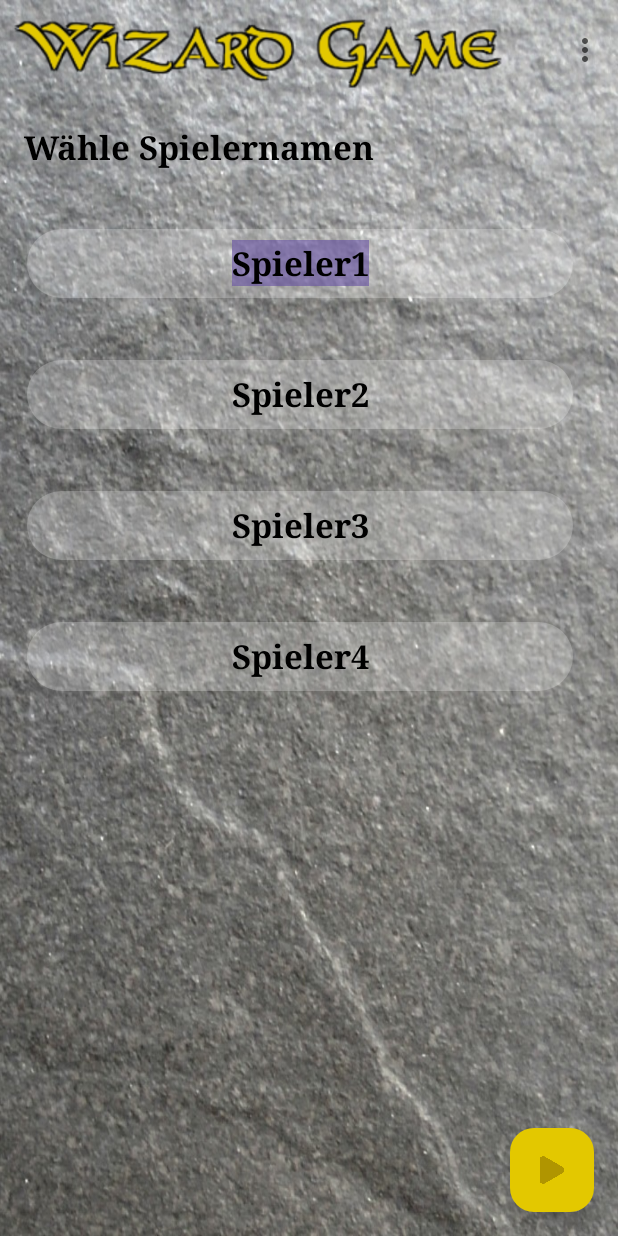
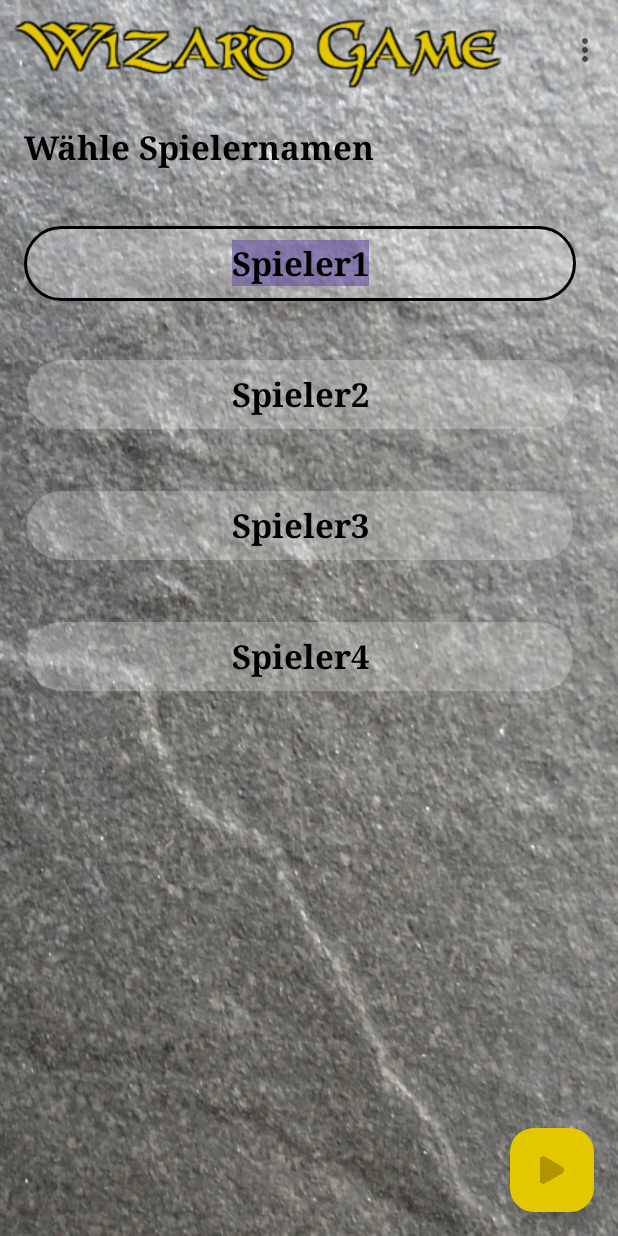
Before and after one commit to SBaumert248/Wizard_Card_Game_Calculator, an Android app: the screen it shows after launch (MainActivity), on a phone screen of 412 x 824 dp. Run offline under Robolectric (Android 15) with nearby library versions, the phone set to English and light mode, and no system bars; our stand-ins replace navigation-ui.

Commit message:
Improvement of user control NEW - Focus Border becomes visible when an input field gets the focus NEW - The focus of the input fields is passed through column by column, i.e. after the last element the first one is selected again

```diff
--- a/app/src/main/java/com/example/Wizard_Helper_v2/View/FirstFragment.java
+++ b/app/src/main/java/com/example/Wizard_Helper_v2/View/FirstFragment.java
@@ -13,6 +13,7 @@ import android.view.ViewGroup;
 import androidx.annotation.NonNull;
 import androidx.fragment.app.Fragment;
 import android.content.Context;
+import android.view.inputmethod.EditorInfo;
 import android.widget.Button;
 import android.widget.EditText;
 import android.widget.ImageView;
@@ -139,8 +140,8 @@ public class FirstFragment extends Fragment {
 
         binding = FragmentFirstBinding.inflate(inflater, container, false);
         this.loadLastUsedPlayernames();
+
         return binding.getRoot();
-
     }
 
     public void onViewCreated(@NonNull View view, Bundle savedInstanceState) {
@@ -176,6 +177,7 @@ public class FirstFragment extends Fragment {
                 this.resetActScoreText();
             }
         });
+
     }
 
     public void showStartBtn(){
@@ -266,6 +268,12 @@ public class FirstFragment extends Fragment {
         togglePlayerVisibility(playerCount);
     }
 
+    private void setNextFocusId(EditText editText, int firstId){
+        editText.setNextFocusForwardId(firstId);
+        editText.setNextFocusDownId(firstId);
+        editText.setImeOptions(EditorInfo.IME_ACTION_NEXT);
+    }
+
     public void togglePlayerVisibility(int playerCount) {
         int[] playerRowIds = {
                 R.id.rowPlayer1,
@@ -298,6 +306,25 @@ public class FirstFragment extends Fragment {
                 emptyRow.setVisibility(i < playerCount ? View.VISIBLE : View.GONE);
             }
 
+        }
+
+        if (playerCount == 3){
+            this.setNextFocusId(binding.namePlayer3, binding.namePlayer1.getId());
+            this.setNextFocusId(binding.editThinkPlayer3, binding.editThinkPlayer1.getId());
+            this.setNextFocusId(binding.editGetWinPlayer3, binding.editGetWinPlayer1.getId());
+
+        } else if (playerCount == 4) {
+            this.setNextFocusId(binding.namePlayer4, binding.namePlayer1.getId());
+            this.setNextFocusId(binding.editThinkPlayer4, binding.editThinkPlayer1.getId());
+            this.setNextFocusId(binding.editGetWinPlayer4, binding.editGetWinPlayer1.getId());
+        } else if (playerCount == 5) {
+            this.setNextFocusId(binding.namePlayer5, binding.namePlayer1.getId());
+            this.setNextFocusId(binding.editThinkPlayer5, binding.editThinkPlayer1.getId());
+            this.setNextFocusId(binding.editGetWinPlayer5, binding.editGetWinPlayer1.getId());
+        } else {
+            this.setNextFocusId(binding.namePlayer6, binding.namePlayer1.getId());
+            this.setNextFocusId(binding.editThinkPlayer6, binding.editThinkPlayer1.getId());
+            this.setNextFocusId(binding.editGetWinPlayer6, binding.editGetWinPlayer1.getId());
         }
     }
 
@@ -454,6 +481,25 @@ public class FirstFragment extends Fragment {
         } else {
             roundView.setText(R.string.choose_player);
         }
+
+//        int firstId = binding.editThinkPlayer1.getId();
+//        if (playerCount == 3){
+//            binding.editThinkPlayer3.setNextFocusForwardId(firstId);
+//            binding.editThinkPlayer3.setNextFocusDownId(firstId);
+//            binding.editThinkPlayer3.setImeOptions(EditorInfo.IME_ACTION_NEXT);
+//        } else if (playerCount == 4) {
+//            binding.editThinkPlayer4.setNextFocusForwardId(firstId);
+//            binding.editThinkPlayer4.setNextFocusDownId(firstId);
+//            binding.editThinkPlayer4.setImeOptions(EditorInfo.IME_ACTION_NEXT);
+//        } else if (playerCount == 5) {
+//            binding.editThinkPlayer5.setNextFocusForwardId(firstId);
+//            binding.editThinkPlayer5.setNextFocusDownId(firstId);
+//            binding.editThinkPlayer5.setImeOptions(EditorInfo.IME_ACTION_NEXT);
+//        } else {
+//            binding.editThinkPlayer6.setNextFocusForwardId(firstId);
+//            binding.editThinkPlayer6.setNextFocusDownId(firstId);
+//            binding.editThinkPlayer6.setImeOptions(EditorInfo.IME_ACTION_NEXT);
+//        }
     }
 
     private Integer tryParseInt(String value){
--- /dev/null
+++ b/app/src/main/res/drawable/rounded_edit_focus.xml
@@ -0,0 +1,9 @@
+<?xml version="1.0" encoding="utf-8"?>
+<shape xmlns:android="http://schemas.android.com/apk/res/android">
+    <solid android:color="#3CFFFFFF"/>
+    <corners android:radius="200dp"/>
+    <padding android:left="5dp" android:top="5dp"
+        android:right="5dp" android:bottom="5dp"/>
+    <!-- jetzt schwarzer Rahmen -->
+    <stroke android:width="2dp" android:color="#000000"/>
+</shape>
--- /dev/null
+++ b/app/src/main/res/drawable/rounded_edit_selector.xml
@@ -0,0 +1,11 @@
+<?xml version="1.0" encoding="utf-8"?>
+<selector xmlns:android="http://schemas.android.com/apk/res/android">
+
+    <!-- ① Wenn das Feld den Fokus hat → schwarze Border -->
+    <item android:state_focused="true"
+        android:drawable="@drawable/rounded_edit_focus" />
+
+    <!-- ② Standard (kein Fokus) → transparenter Border -->
+    <item android:drawable="@drawable/rounded_edit" />
+
+</selector>
--- a/app/src/main/res/values/styles.xml
+++ b/app/src/main/res/values/styles.xml
@@ -57,7 +57,7 @@
         <item name="android:typeface">serif</item>
         <item name="android:inputType">text|textAutoComplete</item>
         <item name="android:selectAllOnFocus">true</item>
-        <item name="android:background">@drawable/rounded_edit</item>
+        <item name="android:background">@drawable/rounded_edit_selector</item>
         <item name="android:maxLength">10</item>
     </style>
 
@@ -89,7 +89,7 @@
         <item name="android:textStyle">bold</item>
         <item name="android:singleLine">true</item>
         <item name="android:typeface">serif</item>
-        <item name="android:background">@drawable/rounded_edit</item>
+        <item name="android:background">@drawable/rounded_edit_selector</item>
         <item name="android:maxLength">2</item>
         <item name="android:selectAllOnFocus">true</item>
     </style>
```
